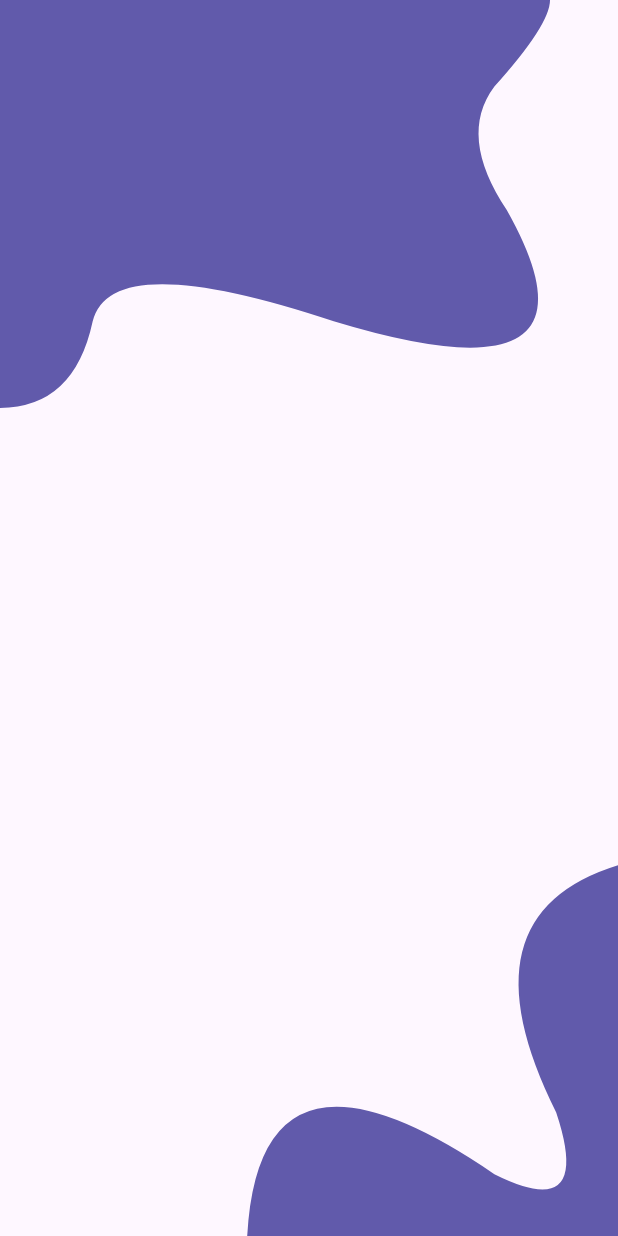
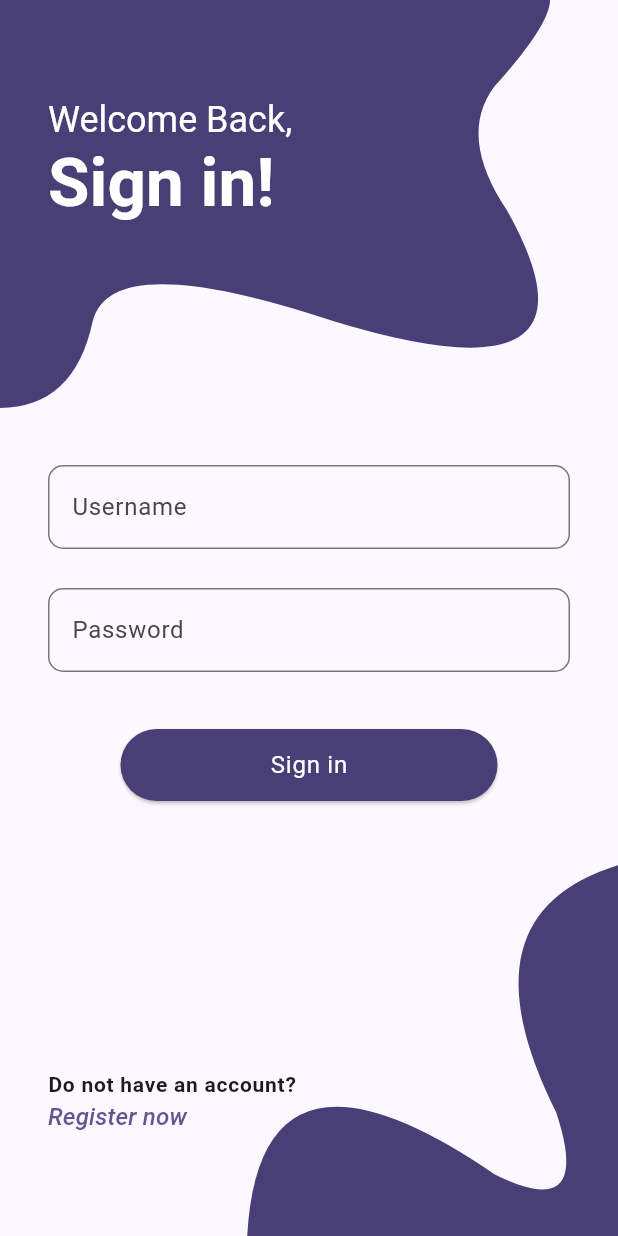
Before and after one commit to Alex10-dev/flutter-tasks-app, a Flutter app: the screen it shows after launch, on a phone screen of 412 x 824 dp. Run offline on Flutter 3.47's test engine with Material 3 defaults, Android fonts, the phone set to English and light mode, and no system bars; our stand-ins replace google_fonts.

Commit message:
Login Screen UI

```diff
--- /dev/null
+++ b/lib/config/theme/app_theme.dart
@@ -0,0 +1,57 @@
+import 'package:flutter/material.dart';
+import 'package:google_fonts/google_fonts.dart';
+
+class AppTheme {
+
+  ThemeData get(){
+
+    final colorScheme = ColorScheme.fromSeed(
+      seedColor: const Color(0xff37247C),
+      tertiary: const Color(0xFFD77B2B),
+    );
+
+    return ThemeData(
+      colorScheme: colorScheme,
+
+      textTheme: TextTheme(
+        displayLarge: GoogleFonts.roboto(
+          fontSize: 57,
+          fontWeight: FontWeight.normal,
+          color: colorScheme.onPrimary,
+        ),
+        displayMedium: GoogleFonts.roboto(
+          fontSize: 45,
+          fontWeight: FontWeight.bold,
+          color: colorScheme.onPrimary,
+        ),
+        headlineSmall: GoogleFonts.roboto(
+          fontSize: 24,
+          fontWeight: FontWeight.normal,
+          color: colorScheme.onPrimary,
+        ),
+        bodyMedium: GoogleFonts.openSans(
+          fontSize: 16,
+          color: colorScheme.onBackground,
+        ),
+        bodySmall: GoogleFonts.openSans(
+          fontSize: 14,
+          color: colorScheme.onBackground,
+        ),
+        labelMedium: GoogleFonts.roboto(
+          fontSize: 14,
+        ),
+        labelLarge: GoogleFonts.roboto(
+          fontSize: 16,
+        ),
+        titleMedium: GoogleFonts.roboto(
+          fontSize: 16,
+          fontWeight: FontWeight.bold,
+        ),
+        titleLarge: GoogleFonts.roboto(
+          fontSize: 22,
+          fontWeight: FontWeight.bold,
+        )
+      )
+    );
+  }
+}
--- a/lib/main.dart
+++ b/lib/main.dart
@@ -1,5 +1,6 @@
 import 'package:flutter/material.dart';
-import 'package:task_app/presentation/screens/auth/login_screen.dart';
+import 'package:task_app/config/theme/app_theme.dart';
+import 'package:task_app/presentation/screens/screens.dart';
 
 void main() {
   runApp(const MyApp());
@@ -11,10 +12,11 @@ class MyApp extends StatelessWidget {
   // This widget is the root of your application.
   @override
   Widget build(BuildContext context) {
-    return const MaterialApp(
+    return MaterialApp(
       debugShowCheckedModeBanner: false,
       title: 'Tasks App',
-      home: LoginScreen(),
+      theme: AppTheme().get(),
+      home: const LoginScreen(),
     );
   }
 }
--- a/lib/presentation/screens/auth/login_screen.dart
+++ b/lib/presentation/screens/auth/login_screen.dart
@@ -1,5 +1,6 @@
 import 'package:flutter/material.dart';
 import 'package:task_app/presentation/widgets/background_waves.dart';
+import 'package:task_app/presentation/widgets/input_text_field.dart';
 
 class LoginScreen extends StatelessWidget {
   const LoginScreen({super.key});
@@ -7,7 +8,166 @@ class LoginScreen extends StatelessWidget {
   @override
   Widget build(BuildContext context) {
     return const Scaffold(
-      body: BackgroundWaves(),
+      resizeToAvoidBottomInset: false,
+      body: Stack(
+        children: <Widget>[
+          BackgroundWaves(),
+          _HeaderText(),
+          _BottomText(),
+          Center(
+            child: _LoginForm()
+          )
+        ],
+      ),
     );
   }
 }
+
+class _HeaderText extends StatelessWidget {
+  const _HeaderText();
+
+  @override
+  Widget build(BuildContext context) {
+
+    final customTextStyles = Theme.of(context).textTheme;
+
+    return Positioned(
+      top: 64,
+      left: 32,
+      child: SizedBox(
+        width: 180,
+        height: 100,
+        child: Column(
+          crossAxisAlignment: CrossAxisAlignment.start,
+          mainAxisAlignment: MainAxisAlignment.start,
+          mainAxisSize: MainAxisSize.min,
+          children: [
+            Text('Welcome Back,', style: customTextStyles.headlineSmall),
+            Text('Sign in!', style: customTextStyles.displayMedium),
+          ]
+        ),
+      )
+    );
+  }
+}
+
+class _BottomText extends StatelessWidget {
+  const _BottomText();
+
+  @override
+  Widget build(BuildContext context) {
+
+    final customTextStyles = Theme.of(context).textTheme;
+    final customColorTheme = Theme.of(context).colorScheme;
+
+    return Positioned(
+      bottom: 10,
+      left: 32,
+      child: SizedBox(
+        width: 180,
+        height: 100,
+        child: Column(
+          crossAxisAlignment: CrossAxisAlignment.start,
+          mainAxisAlignment: MainAxisAlignment.start,
+          mainAxisSize: MainAxisSize.min,
+          children: [
+            Text('Do not have an account?', style: customTextStyles.labelMedium!.copyWith( fontWeight: FontWeight.bold,)),
+            Text('Register now', style: customTextStyles.labelLarge!.copyWith(color: customColorTheme.primary, fontStyle: FontStyle.italic)),
+          ]
+        ),
+      )
+    );
+  }
+}
+
+class _LoginForm extends StatefulWidget {
+  const _LoginForm({super.key});
+
+  @override
+  State<_LoginForm> createState() => __LoginFormState();
+}
+
+class __LoginFormState extends State<_LoginForm> {
+
+  final _loginFormKey = GlobalKey<FormState>();
+
+  @override
+  Widget build(BuildContext context) {
+    return Container(
+      margin: const EdgeInsets.symmetric(horizontal: 32),
+      // color: Colors.amber.withOpacity(0.2),
+      child: Form(
+        key: _loginFormKey,
+        child: Column(
+          mainAxisAlignment: MainAxisAlignment.center,
+          children: <Widget>[
+            const SizedBox(height: 20,),
+            InputText(
+              label: 'Username',
+              validationFunction: validateUsername,
+            ),
+            const SizedBox( height: 18,),
+            InputText(
+              label: 'Password',
+              validationFunction: validatePassword,
+              hideInput: true,
+            ),
+            Padding(
+              padding: const EdgeInsets.only(top: 30),
+              child: _SubmitButton(loginFormKey: _loginFormKey),
+            )
+          ],
+        )
+      ),
+    );
+  }
+
+  String? validateUsername( String? input ){
+
+    if( input == null || input.isEmpty ) return 'Please enter a username';
+    if( input.length <= 3 ) return 'Username must be greater than 3';
+    if( input.length >= 15 ) return 'Username must be smaller than 15';
+
+    return null;
+  }
+
+  String? validatePassword( String? input ){
+
+    if( input == null || input.isEmpty ) return 'Please enter ypur password';
+    if( input.length <= 4 ) return 'The password must be greater than 4';
+
+    return null;
+  }
+}
+
+class _SubmitButton extends StatelessWidget {
+  const _SubmitButton({
+    super.key,
+    required GlobalKey<FormState> loginFormKey,
+  }) : _loginFormKey = loginFormKey;
+
+  final GlobalKey<FormState> _loginFormKey;
+
+  @override
+  Widget build(BuildContext context) {
+
+    final colorScheme = Theme.of(context).colorScheme;
+    final textStyle = Theme.of(context).textTheme;
+
+    return ElevatedButton(
+      style: ButtonStyle(
+        backgroundColor: MaterialStatePropertyAll( colorScheme.onPrimaryContainer ),
+        padding: const MaterialStatePropertyAll( EdgeInsets.symmetric(horizontal: 100, vertical: 12))
+      ),
+      onPressed: () {
+        FocusScope.of(context).unfocus();
+        if( _loginFormKey.currentState!.validate() ){
+          ScaffoldMessenger.of(context).showSnackBar(
+            const SnackBar(content: Text('creadentials are ok!'))
+          );
+        }
+      },
+      child: Text('Sign in', style: textStyle.bodyLarge!.copyWith(color: colorScheme.onPrimary),),
+    );
+  }
+}
--- /dev/null
+++ b/lib/presentation/screens/auth/register_screen.dart
@@ -0,0 +1,17 @@
+import 'package:flutter/material.dart';
+import 'package:task_app/presentation/widgets/background_waves.dart';
+
+class RegisterScreen extends StatelessWidget {
+  const RegisterScreen({super.key});
+
+  @override
+  Widget build(BuildContext context) {
+    return Scaffold(
+      body: Transform(
+        transform: Matrix4.identity()..scale(-1.0, 1.0, 1.0),
+        alignment: Alignment.center,
+        child: const BackgroundWaves(),
+      ),
+    );
+  }
+}
--- /dev/null
+++ b/lib/presentation/screens/screens.dart
@@ -0,0 +1,2 @@
+export 'package:task_app/presentation/screens/auth/login_screen.dart';
+export 'package:task_app/presentation/screens/auth/register_screen.dart';
--- a/lib/presentation/widgets/background_waves.dart
+++ b/lib/presentation/widgets/background_waves.dart
@@ -5,12 +5,16 @@ class BackgroundWaves extends StatelessWidget {
 
   @override
   Widget build(BuildContext context) {
-    return SizedBox(
+
+    final colorScheme = Theme.of(context).colorScheme;
+
+    return  SizedBox(
       height: double.infinity,
       width:  double.infinity,
 
       child: CustomPaint(
-        painter: _BackgroundWavesPainter(),
+        painter: _BackgroundWavesPainter(waveColor: colorScheme.onPrimaryContainer
+        ),
       ),
     );
   }
@@ -18,11 +22,18 @@ class BackgroundWaves extends StatelessWidget {
 
 
 class _BackgroundWavesPainter extends CustomPainter {
+
+  final Color? waveColor;
+
+  const _BackgroundWavesPainter({
+    this.waveColor = Colors.black,
+  });
+
   @override
   void paint(Canvas canvas, Size size) {
 
     final paint = Paint();
-    paint.color = const Color( 0xff615aab );
+    paint.color = waveColor!;
     paint.style = PaintingStyle.fill;
     paint.strokeWidth = 10.0;
 
--- /dev/null
+++ b/lib/presentation/widgets/input_text_field.dart
@@ -0,0 +1,44 @@
+import 'package:flutter/material.dart';
+
+class InputText extends StatelessWidget {
+
+  final Function validationFunction;
+  final String label;
+  final InputDecoration? decoration;
+  final bool? hideInput;
+
+
+  const InputText({
+    super.key,
+    required this.validationFunction,
+    required this.label,
+    this.hideInput = false,
+    this.decoration,
+  });
+
+  @override
+  Widget build(BuildContext context) {
+
+    final defaultDecoration = InputDecoration(
+      helperText: '',
+      helperMaxLines: 1,
+      helperStyle: const TextStyle(height: 0.3),
+      errorMaxLines: 1,
+      errorStyle: const TextStyle(height: 0.3),
+      errorText: null,
+      labelText: label,
+      border: OutlineInputBorder(
+        borderRadius: BorderRadius.circular(10),
+      )
+    );
+
+    return TextFormField(
+      obscureText: hideInput!,
+      textAlignVertical: TextAlignVertical.top,
+      decoration: ( decoration == null ) ? defaultDecoration : decoration,
+      validator: (value) {
+        return validationFunction(value);
+      },
+    );
+  }
+}
--- a/pubspec.yaml
+++ b/pubspec.yaml
@@ -35,6 +35,7 @@ dependencies:
   # The following adds the Cupertino Icons font to your application.
   # Use with the CupertinoIcons class for iOS style icons.
   cupertino_icons: ^1.0.2
+  google_fonts: ^6.2.1
 
 dev_dependencies:
   flutter_test:
@@ -45,7 +46,7 @@ dev_dependencies:
   # activated in the `analysis_options.yaml` file located at the root of your
   # package. See that file for information about deactivating specific lint
   # rules and activating additional ones.
-  flutter_lints: ^2.0.0
+  flutter_lints: ^3.0.1
 
 # For information on the generic Dart part of this file, see the
 # following page: https://dart.dev/tools/pub/pubspec
```
Also changed, not shown: lib/config/router/app_router.dart (added), pubspec.lock, 1 other file.
